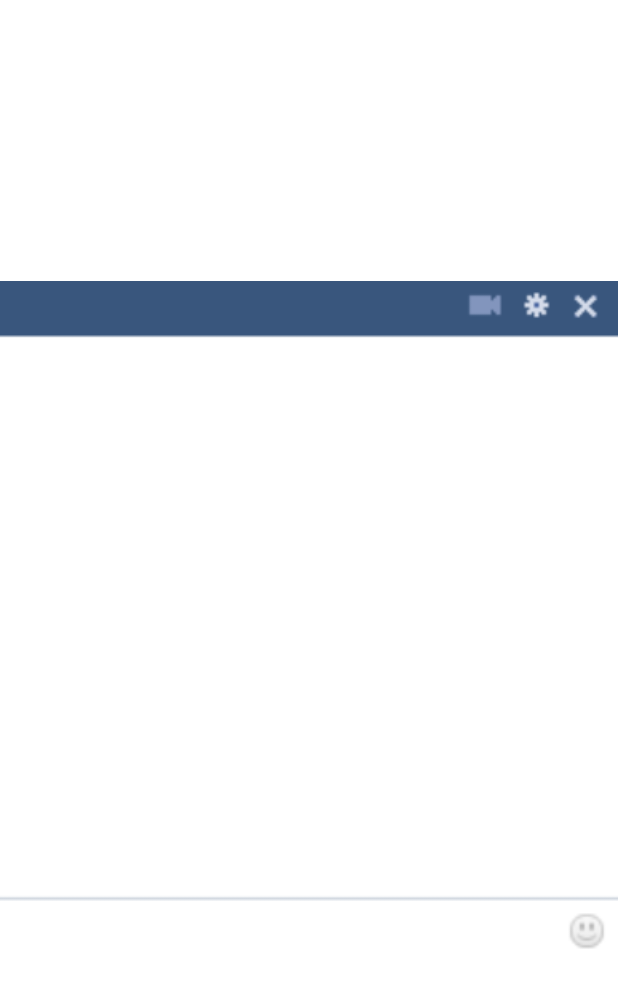
After one commit to ItsJesitoVro/ControlVet, an Android app: the layout activity_chat.xml on its own in the app's theme, with its tools: preview values and no code run, on a phone screen of 412 x 824 dp. The commit adds this screen. Shown: the top 988 px of the screen. Run offline under Robolectric (Android 15) with nearby library versions, the phone set to English and light mode, and no system bars.

Commit message:
chat
se agrego el mockup del chat

```diff
--- a/app/build.gradle
+++ b/app/build.gradle
@@ -34,6 +34,8 @@ dependencies {
     implementation 'androidx.appcompat:appcompat:1.4.1'
     implementation 'com.google.android.material:material:1.5.0'
     implementation 'androidx.constraintlayout:constraintlayout:2.1.3'
+    implementation 'androidx.navigation:navigation-fragment:2.3.5'
+    implementation 'androidx.navigation:navigation-ui:2.3.5'
     testImplementation 'junit:junit:4.13.2'
     androidTestImplementation 'androidx.test.ext:junit:1.1.3'
     androidTestImplementation 'androidx.test.espresso:espresso-core:3.4.0'
--- a/app/src/main/AndroidManifest.xml
+++ b/app/src/main/AndroidManifest.xml
@@ -46,7 +46,7 @@
         <activity
             android:name="com.controlvet.notific.MainActivity"
             android:exported="false"
-            android:theme="@style/Theme.ControlVet"/>
+            android:theme="@style/Theme.ControlVet" />
         <activity
             android:name="com.controlvet.notific.Login"
             android:exported="true">
--- a/app/src/main/java/com/controlvet/notific/Login.java
+++ b/app/src/main/java/com/controlvet/notific/Login.java
@@ -29,7 +29,7 @@ public class Login extends AppCompatActivity {
         loginbtn.setOnClickListener(new View.OnClickListener() {
             @Override
             public void onClick(View v) {
-                if(usuario.getText().toString().equals("admin") && password.getText().toString().equals("admin")){
+                if(usuario.getText().toString().equals("Jesito") && password.getText().toString().equals("123456")){
                     //correct
                     Toast.makeText(Login.this,"SESIÓN INICIADA CORRECTAMENTE",Toast.LENGTH_SHORT).show();
                     principal();
@@ -44,5 +44,6 @@ public class Login extends AppCompatActivity {
     public void principal(){
         Intent principal = new Intent(this, MainActivity.class);
         startActivity(principal);
+        finish();
     }
 }
--- /dev/null
+++ b/app/src/main/res/layout/activity_chat.xml
@@ -0,0 +1,15 @@
+<?xml version="1.0" encoding="utf-8"?>
+<LinearLayout xmlns:android="http://schemas.android.com/apk/res/android"
+    xmlns:app="http://schemas.android.com/apk/res-auto"
+    xmlns:tools="http://schemas.android.com/tools"
+    android:layout_width="match_parent"
+    android:layout_height="match_parent"
+    android:orientation="vertical"
+    tools:context="com.controlvet.notific.chat">
+
+    <ImageView
+        android:id="@+id/imageView6"
+        android:layout_width="match_parent"
+        android:layout_height="match_parent"
+        app:srcCompat="@drawable/chat" />
+</LinearLayout>
--- a/app/src/main/res/layout/activity_main.xml
+++ b/app/src/main/res/layout/activity_main.xml
@@ -15,7 +15,7 @@
         <ImageView
             android:id="@+id/imglogo"
             android:layout_width="wrap_content"
-            android:layout_height="match_parent"
+            android:layout_height="100dp"
             android:layout_weight="1"
             app:srcCompat="@drawable/perrito" />
 
--- a/app/src/main/res/menu/menu_principal.xml
+++ b/app/src/main/res/menu/menu_principal.xml
@@ -29,4 +29,8 @@
     <item
         android:id="@+id/menuBuscar"
         android:title="Ir a Google Maps" />
+
+    <item
+        android:id="@+id/menuBD"
+        android:title="Crear BD (Desarrollador)" />
 </menu>
--- /dev/null
+++ b/app/src/main/res/values-land/dimens.xml
@@ -0,0 +1,3 @@
+<resources>
+        <dimen name="fab_margin">48dp</dimen>
+    </resources>
--- /dev/null
+++ b/app/src/main/res/values-w1240dp/dimens.xml
@@ -0,0 +1,3 @@
+<resources>
+        <dimen name="fab_margin">200dp</dimen>
+    </resources>
--- /dev/null
+++ b/app/src/main/res/values-w600dp/dimens.xml
@@ -0,0 +1,3 @@
+<resources>
+        <dimen name="fab_margin">48dp</dimen>
+    </resources>
--- /dev/null
+++ b/app/src/main/res/values/dimens.xml
@@ -0,0 +1,3 @@
+<resources>
+        <dimen name="fab_margin">16dp</dimen>
+    </resources>
--- a/app/src/main/res/values/themes.xml
+++ b/app/src/main/res/values/themes.xml
@@ -26,4 +26,10 @@
         <item name="android:statusBarColor" tools:targetApi="l">?attr/colorPrimaryVariant</item>
         <!-- Customize your theme here. -->
     </style>
+    <style name="Theme.ControlVet2.NoActionBar">
+        <item name="windowActionBar">false</item>
+        <item name="windowNoTitle">true</item>
+    </style>
+    <style name="Theme.ControlVet2.AppBarOverlay" parent="ThemeOverlay.AppCompat.Dark.ActionBar" />
+    <style name="Theme.ControlVet2.PopupOverlay" parent="ThemeOverlay.AppCompat.Light" />
 </resources>
--- a/build.gradle
+++ b/build.gradle
@@ -5,7 +5,7 @@ buildscript {
         mavenCentral()
     }
     dependencies {
-        classpath 'com.android.tools.build:gradle:7.1.2'
+        classpath 'com.android.tools.build:gradle:7.1.3'
 
         // NOTE: Do not place your application dependencies here; they belong
         // in the individual module build.gradle files
```
Also changed, not shown: app/src/main/java/com/controlvet/notific/chat.java (added, +15 -0 lines), app/src/main/res/navigation/nav_graph.xml (added, +28 -0 lines), app/src/main/res/values/strings.xml (+9 -0 lines), app/src/main/res/drawable/chat.png (added).
